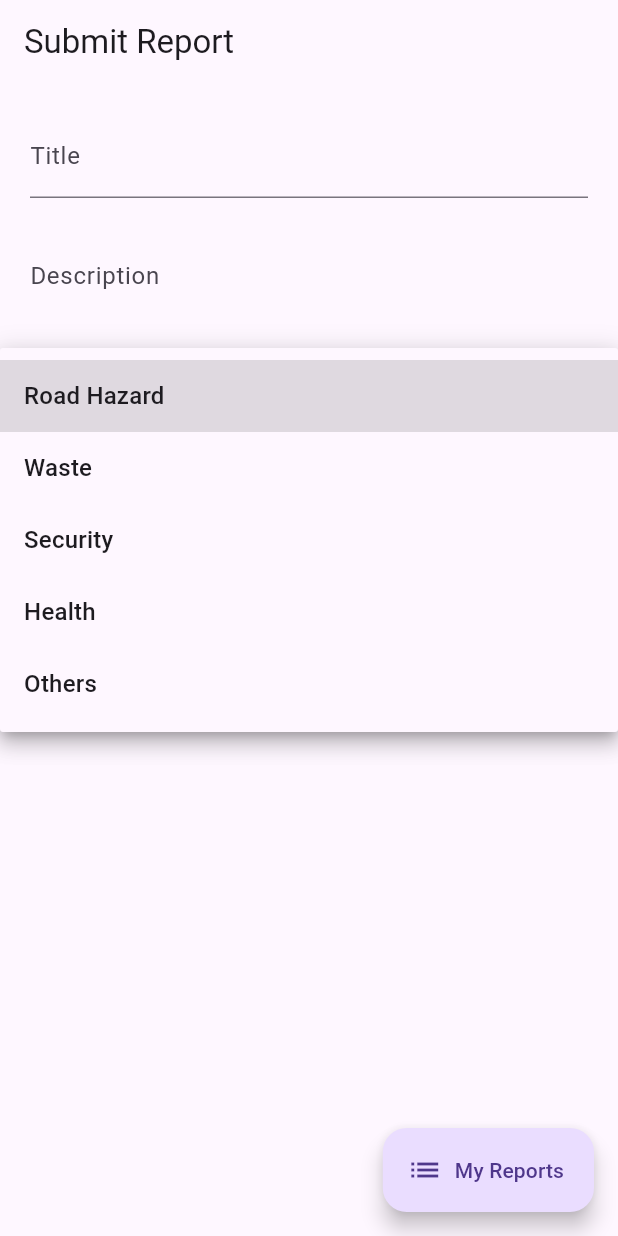
After one commit to MosesAdamu/flutter_assessment_, a Flutter app: the ReportFormScreen screen opened directly, after a tap on "Category", on a phone screen of 412 x 824 dp. The commit adds this screen. Run offline on Flutter 3.47's test engine with Material 3 defaults, Android fonts, the phone set to English and light mode, and no system bars; our stand-ins replace cloud_firestore, firebase_auth, firebase_core, firebase_storage, geolocator, image_picker and 1 more; accounts and stored records are empty.

Commit message:
fixed bugs

```diff
--- a/lib/main.dart
+++ b/lib/main.dart
@@ -13,10 +13,9 @@ class MyApp extends StatelessWidget {
   Widget build(BuildContext context) {
     return MaterialApp(
       title: 'Location Reporting App',
+      debugShowCheckedModeBanner: false,
+      theme: ThemeData(primarySwatch: Colors.deepPurple),
       home: LoginScreen(),
-      routes: {
-        '/report': (context) => ReportScreen(),
-      },
     );
   }
 }
--- /dev/null
+++ b/lib/models/report.dart
@@ -0,0 +1,52 @@
+import 'package:cloud_firestore/cloud_firestore.dart';
+
+class Report {
+  final String id;
+  final String title;
+  final String description;
+  final String category;
+  final String mediaUrl;
+  final bool isImage;
+  final double lat;
+  final double lng;
+  final DateTime timestamp;
+
+  Report({
+    required this.id,
+    required this.title,
+    required this.description,
+    required this.category,
+    required this.mediaUrl,
+    required this.isImage,
+    required this.lat,
+    required this.lng,
+    required this.timestamp,
+  });
+
+  factory Report.fromMap(String id, Map<String, dynamic> data) {
+    return Report(
+      id: id,
+      title: data['title'] ?? '',
+      description: data['description'] ?? '',
+      category: data['category'] ?? '',
+      mediaUrl: data['media_url'] ?? '',
+      isImage: data['is_image'] ?? true,
+      lat: (data['lat'] ?? 0).toDouble(),
+      lng: (data['lng'] ?? 0).toDouble(),
+      timestamp: (data['timestamp'] as Timestamp?)?.toDate() ?? DateTime.now(),
+    );
+  }
+
+  Map<String, dynamic> toMap() {
+    return {
+      'title': title,
+      'description': description,
+      'category': category,
+      'media_url': mediaUrl,
+      'is_image': isImage,
+      'lat': lat,
+      'lng': lng,
+      'timestamp': timestamp,
+    };
+  }
+}
--- /dev/null
+++ b/lib/screens/report_form_screen.dart
@@ -0,0 +1,206 @@
+import 'dart:io';
+import 'package:flutter/material.dart';
+import 'package:image_picker/image_picker.dart';
+import 'package:geolocator/geolocator.dart';
+import 'package:firebase_storage/firebase_storage.dart';
+import 'package:cloud_firestore/cloud_firestore.dart';
+import 'package:uuid/uuid.dart';
+
+import 'submissions_screen.dart';
+
+class ReportFormScreen extends StatefulWidget {
+  const ReportFormScreen({Key? key}) : super(key: key);
+
+  @override
+  State<ReportFormScreen> createState() => _ReportFormScreenState();
+}
+
+class _ReportFormScreenState extends State<ReportFormScreen> {
+  final _titleController = TextEditingController();
+  final _descriptionController = TextEditingController();
+  final _categories = ['Road Hazard', 'Waste', 'Security', 'Health', 'Others'];
+  String? _selectedCategory;
+  File? _mediaFile;
+  bool _isImage = true;
+  bool _isSubmitting = false;
+  Position? _location;
+
+  final picker = ImagePicker();
+
+  /// Pick image or video from camera/gallery
+  Future<void> _pickMedia(ImageSource source, bool isImage) async {
+    final picked = isImage
+        ? await picker.pickImage(source: source)
+        : await picker.pickVideo(source: source);
+
+    if (picked != null) {
+      setState(() {
+        _mediaFile = File(picked.path);
+        _isImage = isImage;
+      });
+    }
+  }
+
+  /// Get current GPS location
+  Future<void> _getCurrentLocation() async {
+    bool serviceEnabled = await Geolocator.isLocationServiceEnabled();
+    if (!serviceEnabled) return;
+
+    LocationPermission permission = await Geolocator.requestPermission();
+    if (permission == LocationPermission.denied) return;
+
+    Position position = await Geolocator.getCurrentPosition();
+    setState(() {
+      _location = position;
+    });
+  }
+
+  /// Upload media and save report
+  Future<void> _submitReport() async {
+    if (_titleController.text.isEmpty ||
+        _selectedCategory == null ||
+        _mediaFile == null ||
+        _location == null) {
+      ScaffoldMessenger.of(context).showSnackBar(
+        const SnackBar(content: Text('Please complete all fields.')),
+      );
+      return;
+    }
+
+    setState(() => _isSubmitting = true);
+    String mediaUrl = '';
+    String fileId = const Uuid().v4();
+
+    try {
+      // Upload media
+      final ref = FirebaseStorage.instance
+          .ref()
+          .child('reports')
+          .child('$fileId.${_isImage ? 'jpg' : 'mp4'}');
+
+      await ref.putFile(_mediaFile!);
+      mediaUrl = await ref.getDownloadURL();
+
+      // Save to Firestore
+      await FirebaseFirestore.instance.collection('reports').add({
+        'title': _titleController.text.trim(),
+        'description': _descriptionController.text.trim(),
+        'category': _selectedCategory,
+        'media_url': mediaUrl,
+        'is_image': _isImage,
+        'lat': _location!.latitude,
+        'lng': _location!.longitude,
+        'timestamp': FieldValue.serverTimestamp(),
+      });
+
+      ScaffoldMessenger.of(context).showSnackBar(
+        const SnackBar(content: Text('Report submitted!')),
+      );
+
+      // Reset fields
+      _titleController.clear();
+      _descriptionController.clear();
+      setState(() {
+        _mediaFile = null;
+        _location = null;
+        _selectedCategory = null;
+      });
+    } catch (e) {
+      ScaffoldMessenger.of(context).showSnackBar(
+        SnackBar(content: Text('Error: ${e.toString()}')),
+      );
+    } finally {
+      setState(() => _isSubmitting = false);
+    }
+  }
+
+  @override
+  void initState() {
+    super.initState();
+    _getCurrentLocation();
+  }
+
+  @override
+  Widget build(BuildContext context) {
+    return Scaffold(
+      appBar: AppBar(title: const Text('Submit Report')),
+      body: SingleChildScrollView(
+        padding: const EdgeInsets.all(20),
+        child: Column(
+          children: [
+            TextField(
+              controller: _titleController,
+              decoration: const InputDecoration(labelText: 'Title'),
+            ),
+            TextField(
+              controller: _descriptionController,
+              decoration: const InputDecoration(labelText: 'Description'),
+              maxLines: 3,
+            ),
+            DropdownButtonFormField<String>(
+              value: _selectedCategory,
+              items: _categories
+                  .map((cat) => DropdownMenuItem(
+                        value: cat,
+                        child: Text(cat),
+                      ))
+                  .toList(),
+              onChanged: (val) => setState(() => _selectedCategory = val),
+              decoration: const InputDecoration(labelText: 'Category'),
+            ),
+            const SizedBox(height: 10),
+            Row(
+              children: [
+                ElevatedButton.icon(
+                  icon: const Icon(Icons.camera_alt),
+                  label: const Text('Camera'),
+                  onPressed: () => _pickMedia(ImageSource.camera, true),
+                ),
+                const SizedBox(width: 10),
+                ElevatedButton.icon(
+                  icon: const Icon(Icons.photo),
+                  label: const Text('Gallery'),
+                  onPressed: () => _pickMedia(ImageSource.gallery, true),
+                ),
+                const SizedBox(width: 10),
+                ElevatedButton.icon(
+                  icon: const Icon(Icons.videocam),
+                  label: const Text('Video'),
+                  onPressed: () => _pickMedia(ImageSource.gallery, false),
+                ),
+              ],
+            ),
+            const SizedBox(height: 10),
+            if (_mediaFile != null)
+              _isImage
+                  ? Image.file(_mediaFile!, height: 150)
+                  : const Text("Video selected"),
+            const SizedBox(height: 10),
+            if (_location != null)
+              Text('Location: (${_location!.latitude}, ${_location!.longitude})'),
+            const SizedBox(height: 20),
+            _isSubmitting
+                ? const CircularProgressIndicator()
+                : ElevatedButton.icon(
+                    icon: const Icon(Icons.send),
+                    label: const Text('Submit Report'),
+                    onPressed: _submitReport,
+                  )
+          ],
+        ),
+      ),
+
+      /// FAB to navigate to the submissions screen
+      floatingActionButton: FloatingActionButton.extended(
+        icon: const Icon(Icons.list),
+        label: const Text('My Reports'),
+        onPressed: () {
+          Navigator.push(
+            context,
+            MaterialPageRoute(builder: (_) => const SubmissionsScreen()),
+          );
+        },
+      ),
+    );
+  }
+}
```
Also changed, not shown: lib/screens/login_screen.dart (+72 -20 lines), lib/screens/report_screen.dart (deleted, +0 -62 lines), lib/screens/submissions_screen.dart (added, +139 -0 lines), lib/services/auth_service.dart (added, +21 -0 lines), lib/services/location_service.dart (added, +16 -0 lines), pubspec.yaml (+14 -85 lines), pubspec.lock, 24 other files.
